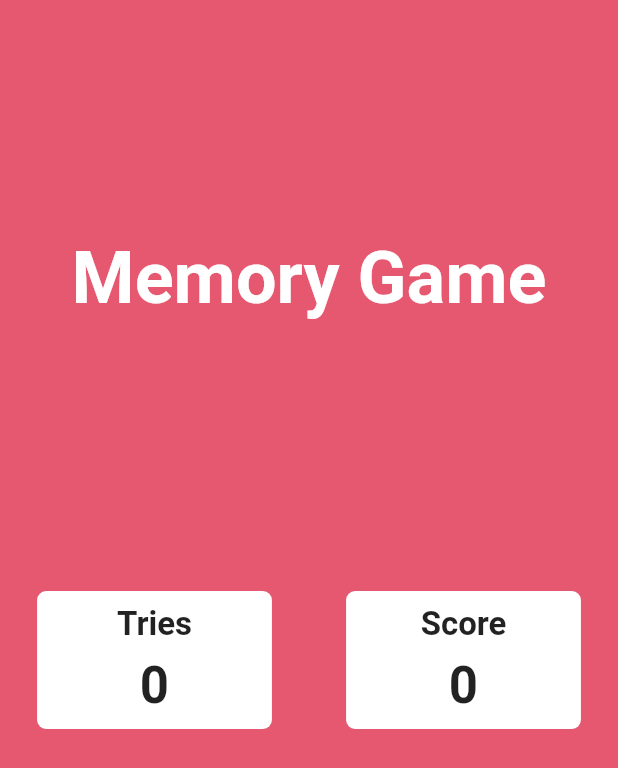
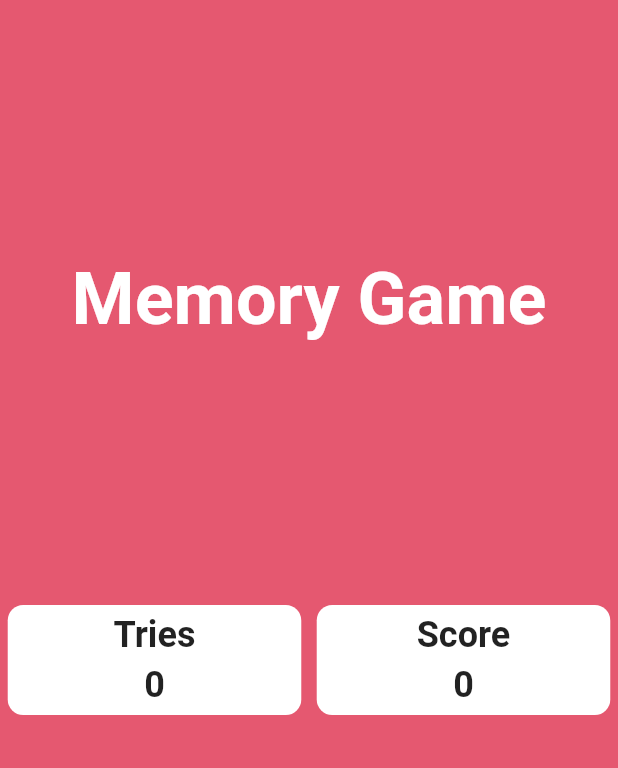
Before and after one commit to yuksel-root/flutter_memory_game, a Flutter app: the screen it shows after launch, on a phone screen of 412 x 824 dp. Shown: the top 768 px of the screen. Run offline on Flutter 3.47's test engine with Material 2 defaults, Android fonts, the phone set to English and light mode, and no system bars.

Commit message:
update score_board improvements

```diff
--- a/lib/components/score_board.dart
+++ b/lib/components/score_board.dart
@@ -10,15 +10,18 @@ class ScoreBoard extends StatelessWidget {
   @override
   Widget build(BuildContext context) {
     return Expanded(
+      flex: 1,
       child: Container(
-        margin: EdgeInsets.all(context.dynamicWidth(0.06)), // 24/400
+        margin: EdgeInsets.all(context.dynamicWidth(0.0125)),
         padding: EdgeInsets.symmetric(
-          vertical: context.dynamicHeight(0.0114),
-          horizontal: context.dynamicWidth(0.065),
+          vertical: context.dynamicHeight(0.007), //5px = 5/700px
+          horizontal: context.dynamicWidth(0.0125), //5px = 5/400px
         ),
         decoration: BoxDecoration(
           color: Colors.white,
-          borderRadius: BorderRadius.circular(6.0),
+          borderRadius: BorderRadius.circular(
+            context.dynamicWidth(0.025), //10px
+          ),
         ),
         child: Column(
           children: [
@@ -27,19 +30,19 @@ class ScoreBoard extends StatelessWidget {
               child: Text(
                 title,
                 style: const TextStyle(
-                  fontSize: 22.0, //max text size,
+                  fontSize: 24.0, //max text size,
                   fontWeight: FontWeight.bold,
                 ),
               ),
             ),
             SizedBox(
-              height: context.dynamicHeight(0.0085714),
+              height: context.dynamicHeight(0.007), //5px
             ),
             FittedBox(
               fit: BoxFit.scaleDown,
               child: Text(info,
                   style: const TextStyle(
-                    fontSize: 34.0,
+                    fontSize: 24.0,
                     fontWeight: FontWeight.bold,
                   )),
             )
```
